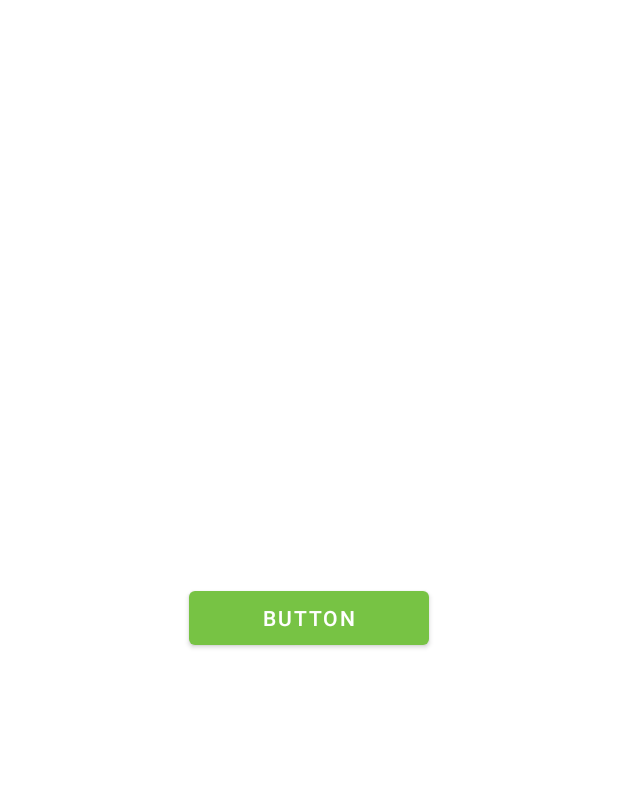
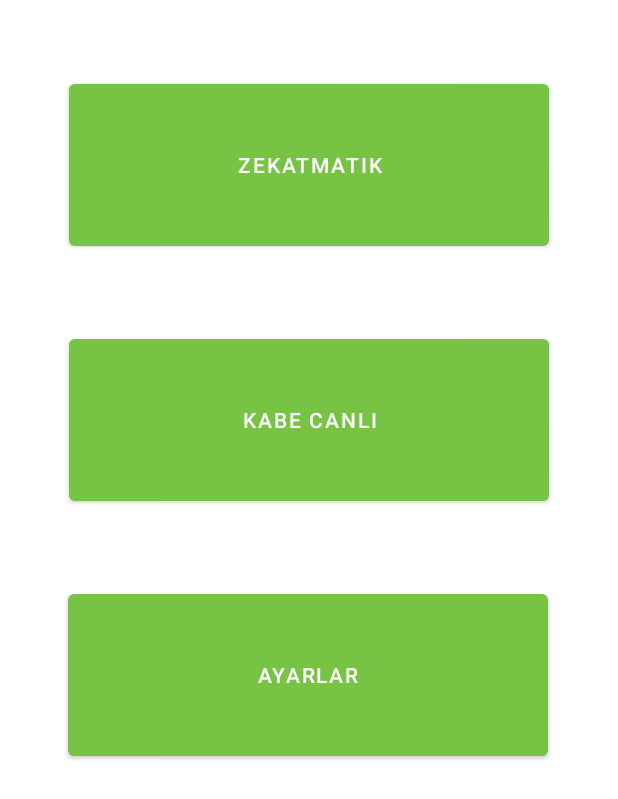
Before and after one commit to FatihKilic1905/MuminAppAndroidGttHubProject, an Android app: the layout fragment_notifications.xml on its own in the app's theme, with its tools: preview values and no code run, on a phone screen of 412 x 824 dp. Shown: the top 799 px of the screen. Run offline under Robolectric (Android 15) with nearby library versions, the phone set to English and light mode, and no system bars.

Commit message:
111121-1915

```diff
--- a/app/src/main/AndroidManifest.xml
+++ b/app/src/main/AndroidManifest.xml
@@ -11,6 +11,12 @@
         android:roundIcon="@mipmap/ic_launcher_round"
         android:supportsRtl="true"
         android:theme="@style/Theme.MuminAppAndroid">
+        <activity
+            android:name=".Ayarlar.SesSettingsActivity"
+            android:exported="false" />
+        <activity
+            android:name=".Ayarlar.AyarlarActivity"
+            android:exported="false" />
         <activity
             android:name=".EzanVaktiCoplete.EzanVaktiActivity"
             android:exported="true" />
--- a/app/src/main/java/com/fatihkilic/muminappandroid/ui/notifications/NotificationsFragment.java
+++ b/app/src/main/java/com/fatihkilic/muminappandroid/ui/notifications/NotificationsFragment.java
@@ -10,6 +10,7 @@ import android.widget.Button;
 import androidx.annotation.NonNull;
 import androidx.fragment.app.Fragment;
 
+import com.fatihkilic.muminappandroid.Ayarlar.AyarlarActivity;
 import com.fatihkilic.muminappandroid.Ulkeler.KonumActivity;
 import com.fatihkilic.muminappandroid.R;
 import com.fatihkilic.muminappandroid.databinding.FragmentNotificationsBinding;
@@ -27,11 +28,11 @@ public class NotificationsFragment extends Fragment {
         binding = FragmentNotificationsBinding.inflate(inflater, container, false);
         View root = binding.getRoot();
 
-        Button gecisyap = (Button)root.findViewById(R.id.button4);
+        Button gecisyap = (Button)root.findViewById(R.id.ayarlarButton);
         gecisyap.setOnClickListener(new View.OnClickListener() {
             @Override
             public void onClick(View v) {
-                Intent konum = new Intent(getActivity(), KonumActivity.class);
+                Intent konum = new Intent(getActivity(), AyarlarActivity.class);
                 startActivity(konum);
             }
         });
--- a/app/src/main/res/layout/fragment_notifications.xml
+++ b/app/src/main/res/layout/fragment_notifications.xml
@@ -7,14 +7,39 @@
     tools:context=".ui.notifications.NotificationsFragment">
 
     <Button
-        android:id="@+id/button4"
-        android:layout_width="160dp"
-        android:layout_height="48dp"
+        android:id="@+id/ayarlarButton"
+        android:layout_width="320dp"
+        android:layout_height="120dp"
+        android:layout_marginTop="50dp"
         android:onClick="gecisyap"
-        android:text="Button"
+        android:text="Ayarlar"
         app:layout_constraintBottom_toBottomOf="parent"
         app:layout_constraintEnd_toEndOf="parent"
+        app:layout_constraintHorizontal_bias="0.494"
         app:layout_constraintStart_toStartOf="parent"
-        app:layout_constraintTop_toTopOf="parent"
+        app:layout_constraintTop_toBottomOf="@+id/canliButton"
+        app:layout_constraintVertical_bias="0.0"
         tools:ignore="TouchTargetSizeCheck" />
+
+    <Button
+        android:id="@+id/ZekatmatikButton"
+        android:layout_width="320dp"
+        android:layout_height="120dp"
+        android:layout_marginTop="50dp"
+        android:text="Zekatmatik"
+        app:layout_constraintEnd_toEndOf="parent"
+        app:layout_constraintStart_toStartOf="parent"
+        app:layout_constraintTop_toTopOf="parent" />
+
+    <Button
+        android:id="@+id/canliButton"
+        android:layout_width="320dp"
+        android:layout_height="120dp"
+        android:layout_marginTop="50dp"
+        android:text="Kabe Canlı"
+        app:layout_constraintEnd_toEndOf="parent"
+        app:layout_constraintStart_toStartOf="parent"
+        app:layout_constraintTop_toBottomOf="@+id/ZekatmatikButton" />
+
+
 </androidx.constraintlayout.widget.ConstraintLayout>
--- a/app/src/main/res/values/strings.xml
+++ b/app/src/main/res/values/strings.xml
@@ -3,6 +3,8 @@
     <string name="title_home">Kütüphane</string>
     <string name="title_dashboard">Pusula</string>
     <string name="title_notifications">Menü</string>
+    <string name="title_notifications">Menü</string>
+
     <string name="title_mumin">Mumin</string>
     <!-- TODO: Remove or change this placeholder text -->
     <string name="hello_blank_fragment">Hello blank fragment</string>
```
Also changed, not shown: app/src/main/java/com/fatihkilic/muminappandroid/Ayarlar/AyarlarActivity.java (added, +51 -0 lines), app/src/main/java/com/fatihkilic/muminappandroid/Ayarlar/SesSettingsActivity.java (added, +16 -0 lines), app/src/main/java/com/fatihkilic/muminappandroid/ui/mumin/muminFragment.java (+11 -4 lines), app/src/main/res/layout/activity_ayarlar.xml (added, +32 -0 lines), app/src/main/res/layout/activity_ses_settings.xml (added, +9 -0 lines).
